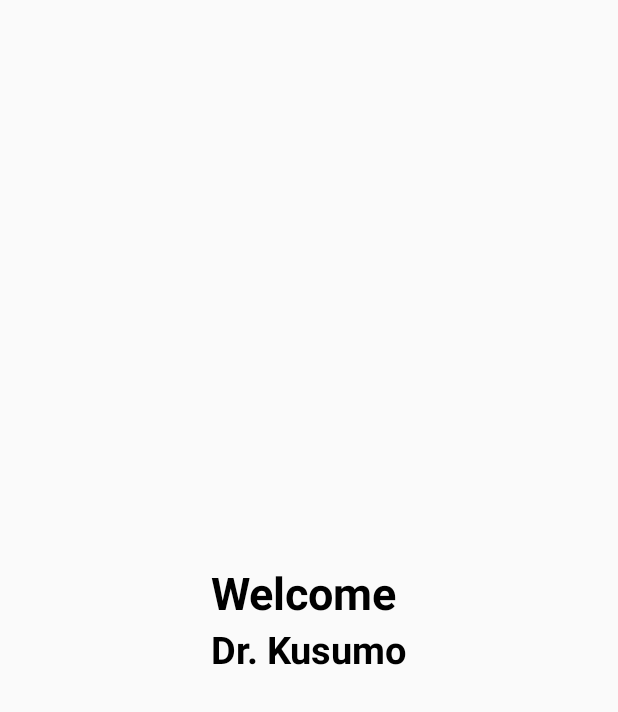
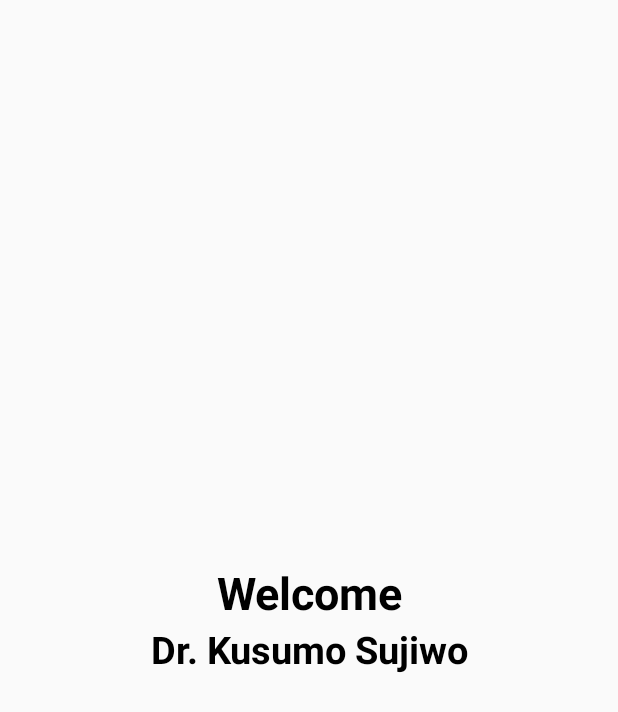
Before and after one commit to sempatpanick/capstone-pneumonia-xray, an Android app: the layout fragment_home.xml on its own in the app's theme, with its tools: preview values and no code run, on a phone screen of 412 x 824 dp. Shown: the top 712 px of the screen. Run offline under Robolectric (Android 15) with nearby library versions, the phone set to English and light mode, and no system bars.

Commit message:
Update UI

```diff
--- a/app/src/main/res/layout/fragment_home.xml
+++ b/app/src/main/res/layout/fragment_home.xml
@@ -18,20 +18,22 @@
         app:layout_constraintTop_toTopOf="parent">
 
         <com.google.android.material.textview.MaterialTextView
-            android:layout_width="wrap_content"
+            android:layout_width="match_parent"
             android:layout_height="wrap_content"
             android:text="@string/welcome"
             android:textColor="@color/black"
             android:textSize="30sp"
-            android:textStyle="bold" />
+            android:textStyle="bold"
+            android:textAlignment="center" />
 
         <com.google.android.material.textview.MaterialTextView
             android:id="@+id/tv_doctor_name"
-            android:layout_width="wrap_content"
+            android:layout_width="match_parent"
             android:layout_height="wrap_content"
             android:textColor="@color/black"
             android:textSize="25sp"
             android:textStyle="bold"
-            tools:text="Dr. Kusumo" />
+            android:textAlignment="center"
+            tools:text="Dr. Kusumo Sujiwo" />
     </LinearLayout>
 </androidx.constraintlayout.widget.ConstraintLayout>
```
